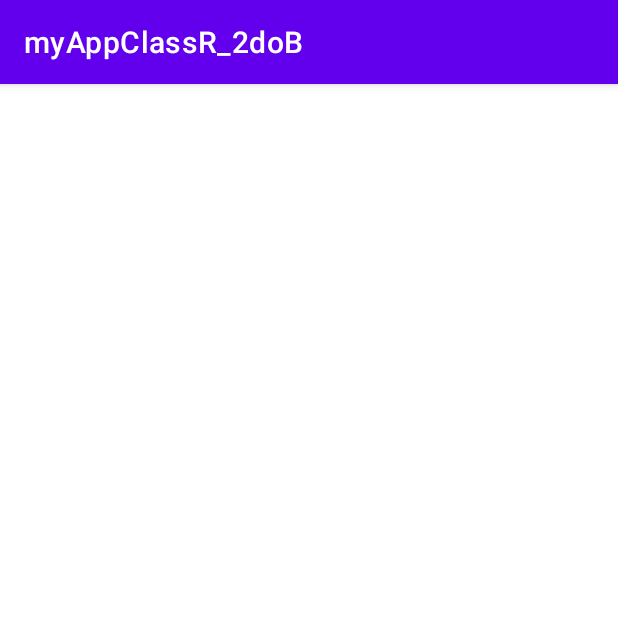
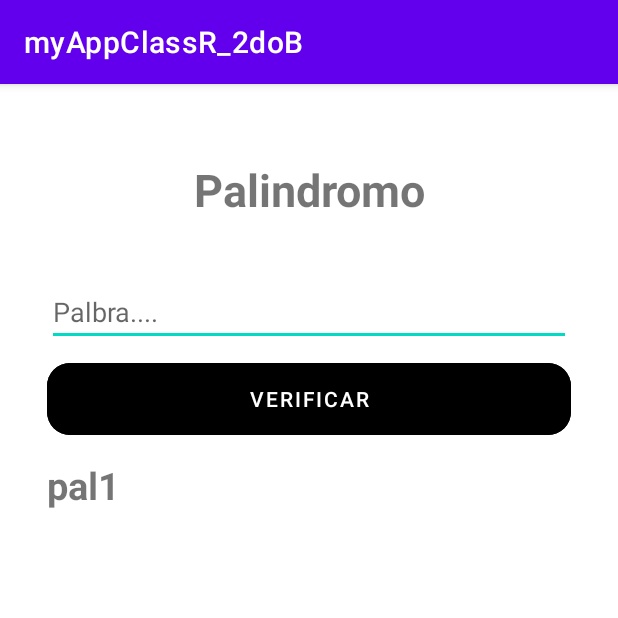
Before and after one commit to rodriQuelali/segundo_b_2023, an Android app: the palindromo screen opened directly, with no data from a screen before it, on a phone screen of 412 x 824 dp, the top half of it. Run offline under Robolectric (Android 15) with nearby library versions, the phone set to English and light mode, and no system bars.

Commit message:
resuelto el ejercicio 1, palindromo

```diff
--- a/myAppClassR_2doB/app/src/main/AndroidManifest.xml
+++ b/myAppClassR_2doB/app/src/main/AndroidManifest.xml
@@ -12,13 +12,13 @@
         android:theme="@style/Theme.MyAppClassR_2doB"
         tools:targetApi="31">
         <activity
-            android:name=".principal"
+            android:name=".MainActivity"
             android:exported="false" />
         <activity
             android:name=".palindromo"
             android:exported="false" />
         <activity
-            android:name=".MainActivity"
+            android:name=".principal"
             android:exported="true">
             <intent-filter>
                 <action android:name="android.intent.action.MAIN" />
--- a/myAppClassR_2doB/app/src/main/java/com/example/myappclassr_2dob/palindromo.java
+++ b/myAppClassR_2doB/app/src/main/java/com/example/myappclassr_2dob/palindromo.java
@@ -3,6 +3,10 @@ package com.example.myappclassr_2dob;
 import androidx.appcompat.app.AppCompatActivity;
 
 import android.os.Bundle;
+import android.view.View;
+import android.widget.Button;
+import android.widget.EditText;
+import android.widget.TextView;
 
 public class palindromo extends AppCompatActivity {
 
@@ -10,5 +14,17 @@ public class palindromo extends AppCompatActivity {
     protected void onCreate(Bundle savedInstanceState) {
         super.onCreate(savedInstanceState);
         setContentView(R.layout.activity_palindromo);
+
+        Button btnpa = (Button) findViewById(R.id.btnCalPali);
+        btnpa.setOnClickListener(new View.OnClickListener() {
+            @Override
+            public void onClick(View view) {
+                EditText txtC = (EditText) findViewById(R.id.pal1);
+                String txt = String.valueOf(txtC.getText().toString());
+                TextView tvr = findViewById(R.id.palRes);
+                //System.out.println(new StringBuilder(txtC.getText().toString()).reverse().toString() + "-------------");
+                tvr.setText( txt.equals(new StringBuilder(txtC.getText().toString()).reverse().toString()) ?"SI-palindromo":"NO-palindromo" );
+            }
+        });
     }
 }
--- a/myAppClassR_2doB/app/src/main/res/layout/activity_palindromo.xml
+++ b/myAppClassR_2doB/app/src/main/res/layout/activity_palindromo.xml
@@ -6,4 +6,59 @@
     android:layout_height="match_parent"
     tools:context=".palindromo">
 
+
+    <TextView
+        android:id="@+id/textView3"
+        android:layout_width="wrap_content"
+        android:layout_height="wrap_content"
+        android:layout_marginTop="50dp"
+        android:text="Palindromo"
+        android:textSize="30dp"
+        android:textStyle="bold"
+        app:layout_constraintEnd_toEndOf="parent"
+        app:layout_constraintHorizontal_bias="0.5"
+        app:layout_constraintStart_toStartOf="parent"
+        app:layout_constraintTop_toTopOf="parent" />
+
+    <LinearLayout
+        android:layout_width="409dp"
+        android:layout_height="660dp"
+        android:layout_marginTop="1dp"
+        android:layout_marginBottom="1dp"
+        android:orientation="vertical"
+        android:padding="30dp"
+        app:layout_constraintBottom_toBottomOf="parent"
+        app:layout_constraintEnd_toEndOf="parent"
+        app:layout_constraintHorizontal_bias="0.5"
+        app:layout_constraintStart_toStartOf="parent"
+        app:layout_constraintTop_toBottomOf="@+id/textView3">
+
+        <EditText
+            android:id="@+id/pal1"
+            android:layout_width="match_parent"
+            android:layout_height="wrap_content"
+            android:ems="10"
+            android:inputType="textPersonName"
+            android:text=""
+            android:hint="Palbra...."/>
+
+        <Button
+            android:id="@+id/btnCalPali"
+            android:layout_width="match_parent"
+            android:layout_height="60dp"
+            android:layout_marginTop="5dp"
+            android:backgroundTint="@color/black"
+            app:cornerRadius="15dp"
+            android:text="Verificar" />
+
+        <TextView
+            android:id="@+id/palRes"
+            android:layout_marginTop="10dp"
+            android:textSize="25dp"
+            android:textStyle="bold"
+            android:layout_width="match_parent"
+            android:layout_height="wrap_content"
+            android:text="pal1" />
+    </LinearLayout>
+
 </androidx.constraintlayout.widget.ConstraintLayout>
```
